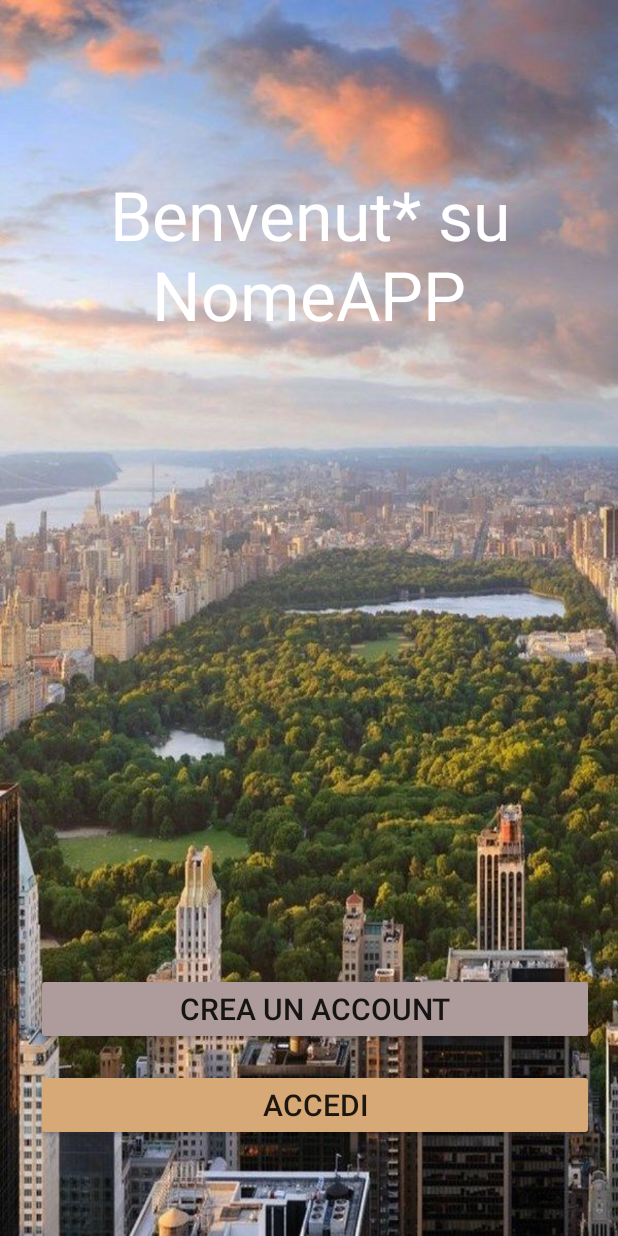
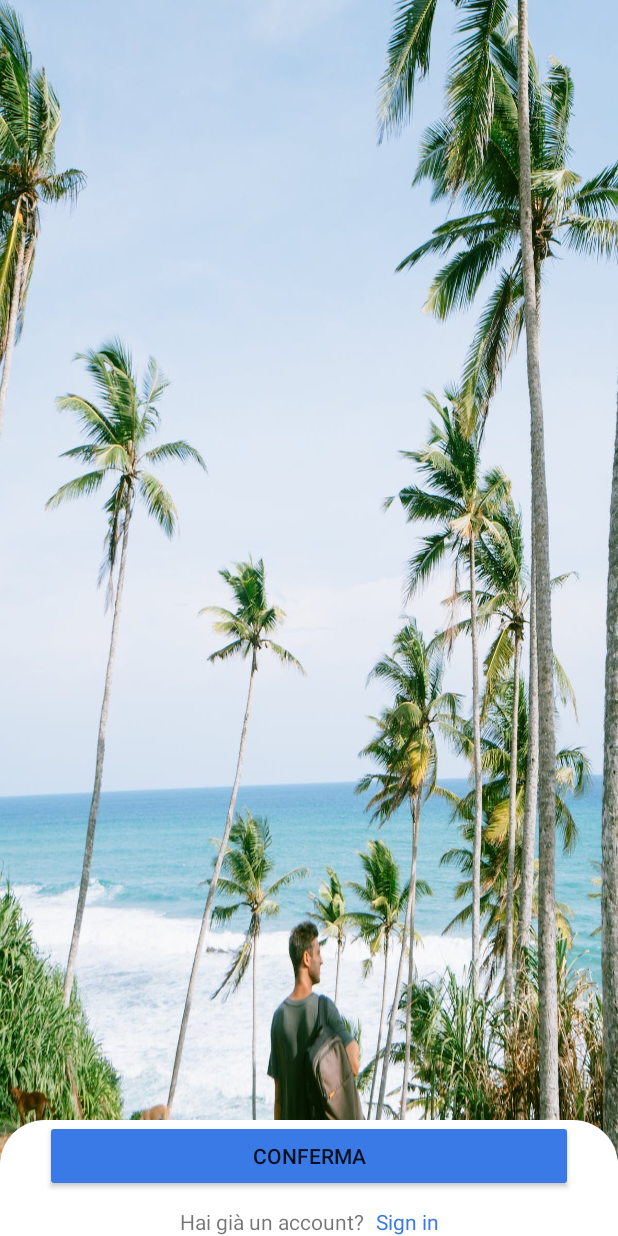
Before and after one commit to giuseppe2028/ProgettoPWM, an Android app: the screen it shows after launch (SchermataIniziale), on a phone screen of 412 x 824 dp. Run offline under Robolectric (Android 15) with nearby library versions, the phone set to English and light mode, and no system bars.

Commit message:
Inizio sviluppo schermataPrincipale

```diff
--- a/app/src/main/java/com/example/progettopwm/SchermataIniziale/SchermataIniziale.kt
+++ b/app/src/main/java/com/example/progettopwm/SchermataIniziale/SchermataIniziale.kt
@@ -9,17 +9,21 @@ import com.example.progettopwm.databinding.ActivitySchermataInizialeBinding
 class SchermataIniziale : AppCompatActivity() {
     private lateinit var binding:ActivitySchermataInizialeBinding
     override fun onCreate(savedInstanceState: Bundle?) {
-        super.onCreate(savedInstanceState)
-        binding = ActivitySchermataInizialeBinding.inflate(layoutInflater)
-        setContentView(binding.root)
+            super.onCreate(savedInstanceState)
+            binding = ActivitySchermataInizialeBinding.inflate(layoutInflater)
+            setContentView(binding.root)
+            if(savedInstanceState == null){
 
-        clickBottoni()
+            }
+            //clickBottoni()
     }
 
-    private fun clickBottoni() {
+   /* private fun clickBottoni() {
         binding.bottoneLogin.setOnClickListener {
             startActivity(Intent(this, Login::class.java))
         }
     }
 
+    */
+
 }
--- /dev/null
+++ b/app/src/main/java/com/example/progettopwm/SchermataIniziale/SchermataInizialeFragment.kt
@@ -0,0 +1,60 @@
+package com.example.progettopwm.SchermataIniziale
+
+import android.os.Bundle
+import androidx.fragment.app.Fragment
+import android.view.LayoutInflater
+import android.view.View
+import android.view.ViewGroup
+import com.example.progettopwm.R
+
+// TODO: Rename parameter arguments, choose names that match
+// the fragment initialization parameters, e.g. ARG_ITEM_NUMBER
+private const val ARG_PARAM1 = "param1"
+private const val ARG_PARAM2 = "param2"
+
+/**
+ * A simple [Fragment] subclass.
+ * Use the [SchermataInizialeFragment.newInstance] factory method to
+ * create an instance of this fragment.
+ */
+class SchermataInizialeFragment : Fragment() {
+    // TODO: Rename and change types of parameters
+    private var param1: String? = null
+    private var param2: String? = null
+
+    override fun onCreate(savedInstanceState: Bundle?) {
+        super.onCreate(savedInstanceState)
+        arguments?.let {
+            param1 = it.getString(ARG_PARAM1)
+            param2 = it.getString(ARG_PARAM2)
+        }
+    }
+
+    override fun onCreateView(
+        inflater: LayoutInflater, container: ViewGroup?,
+        savedInstanceState: Bundle?
+    ): View? {
+        // Inflate the layout for this fragment
+        return inflater.inflate(R.layout.fragment_schermata_iniziale, container, false)
+    }
+
+    companion object {
+        /**
+         * Use this factory method to create a new instance of
+         * this fragment using the provided parameters.
+         *
+         * @param param1 Parameter 1.
+         * @param param2 Parameter 2.
+         * @return A new instance of fragment SchermataInizialeFragment.
+         */
+        // TODO: Rename and change types and number of parameters
+        @JvmStatic
+        fun newInstance(param1: String, param2: String) =
+            SchermataInizialeFragment().apply {
+                arguments = Bundle().apply {
+                    putString(ARG_PARAM1, param1)
+                    putString(ARG_PARAM2, param2)
+                }
+            }
+    }
+}
--- a/app/src/main/res/layout/activity_schermata_iniziale.xml
+++ b/app/src/main/res/layout/activity_schermata_iniziale.xml
@@ -4,55 +4,17 @@
     xmlns:tools="http://schemas.android.com/tools"
     android:layout_width="match_parent"
     android:layout_height="match_parent"
-    tools:context=".SchermataIniziale.SchermataIniziale"
-    android:background="@drawable/viaggio_di_nozze__destinazione_stati_uniti_">
+    android:background="@drawable/sfondologin"
+    tools:context=".SchermataIniziale.SchermataIniziale" >
 
-
-    <TextView
-        android:id="@+id/benvenuto"
-        android:layout_width="wrap_content"
+    <androidx.fragment.app.FragmentContainerView
+        android:id="@+id/fragmentContainerView"
+        android:name="com.example.progettopwm.SchermataIniziale.SchermataInizialeFragment"
+        android:layout_width="match_parent"
         android:layout_height="wrap_content"
-        android:text="@string/benvenuto"
-        android:textAlignment="center"
-        android:textColor="@color/white"
-        android:textSize="45dp"
         app:layout_constraintBottom_toBottomOf="parent"
         app:layout_constraintEnd_toEndOf="parent"
-        app:layout_constraintHorizontal_bias="0.0"
         app:layout_constraintStart_toStartOf="parent"
         app:layout_constraintTop_toTopOf="parent"
-        app:layout_constraintVertical_bias="0.159" />
-
-    <Button
-        android:id="@+id/bottoneRegistrzione"
-        android:layout_width="0dp"
-        android:layout_height="wrap_content"
-        android:layout_marginStart="24dp"
-        android:layout_marginEnd="16dp"
-        android:backgroundTint="@color/sfondoBottoni"
-        android:includeFontPadding="true"
-        android:paddingHorizontal="80dp"
-        android:text="@string/Creaaccount"
-        android:textSize="@dimen/sizeText"
-        app:layout_constraintBottom_toTopOf="@id/bottoneLogin"
-        app:layout_constraintEnd_toEndOf="parent"
-        app:layout_constraintStart_toStartOf="parent"
-        app:layout_constraintTop_toBottomOf="@+id/benvenuto"
-        app:layout_constraintVertical_bias="0.87"
-        app:layout_constraintVertical_chainStyle="packed" />
-
-    <Button
-        android:id="@+id/bottoneLogin"
-        android:layout_width="0dp"
-        android:layout_height="48dp"
-        android:layout_marginTop="16dp"
-        android:backgroundTint="@color/sfondoBottoni1"
-        android:text="@string/login"
-        android:textSize="@dimen/sizeText"
-        app:layout_constraintBottom_toBottomOf="parent"
-        app:layout_constraintEnd_toEndOf="@+id/bottoneRegistrzione"
-        app:layout_constraintHorizontal_bias="0.0"
-        app:layout_constraintStart_toStartOf="@+id/bottoneRegistrzione"
-        app:layout_constraintTop_toBottomOf="@+id/bottoneRegistrzione" />
-
+        app:layout_constraintVertical_bias="1.0" />
 </androidx.constraintlayout.widget.ConstraintLayout>
--- a/app/src/main/res/layout/fragment_password_dimenticata.xml
+++ b/app/src/main/res/layout/fragment_password_dimenticata.xml
@@ -16,12 +16,12 @@
         app:layout_constraintBottom_toTopOf="@id/contenitore"
         app:layout_constraintEnd_toEndOf="parent"
         app:layout_constraintHorizontal_bias="0.0"
-        app:layout_constraintStart_toStartOf="@+id/titolo"
-        app:layout_constraintTop_toBottomOf="@id/titolo"
+        app:layout_constraintStart_toStartOf="@+id/titoloSchermataIniziale"
+        app:layout_constraintTop_toBottomOf="@id/titoloSchermataIniziale"
         app:layout_constraintVertical_bias="0.01999998" />
 
     <TextView
-        android:id="@+id/titolo"
+        android:id="@+id/titoloSchermataIniziale"
         android:layout_width="wrap_content"
         android:layout_height="wrap_content"
         android:layout_marginStart="16dp"
--- /dev/null
+++ b/app/src/main/res/layout/fragment_schermata_iniziale.xml
@@ -0,0 +1,51 @@
+<?xml version="1.0" encoding="utf-8"?>
+<androidx.constraintlayout.widget.ConstraintLayout xmlns:android="http://schemas.android.com/apk/res/android"
+    xmlns:app="http://schemas.android.com/apk/res-auto"
+    xmlns:tools="http://schemas.android.com/tools"
+    android:layout_width="match_parent"
+    android:layout_height="match_parent"
+    android:background="@drawable/shape_login_border"
+    tools:context=".Login.Login">
+
+    <Button
+        android:id="@+id/conferma"
+        android:layout_width="match_parent"
+        android:layout_height="wrap_content"
+        android:layout_marginHorizontal="@dimen/marginButton"
+        android:layout_marginBottom="@dimen/maginBottoneSchermataIniziale"
+        android:backgroundTint="@color/palette1"
+        android:text="@string/conferma"
+        app:layout_constraintBottom_toTopOf="@+id/haiAccount"
+        app:layout_constraintEnd_toEndOf="parent"
+        app:layout_constraintHorizontal_bias="0.5"
+        app:layout_constraintStart_toStartOf="parent"
+        app:layout_constraintTop_toTopOf="parent"
+        app:layout_constraintVertical_bias="0.110000014"
+        app:layout_constraintVertical_chainStyle="packed" />
+
+    <TextView
+        android:id="@+id/haiAccount"
+        android:layout_width="wrap_content"
+        android:layout_height="wrap_content"
+        android:text="@string/haiAccount"
+        app:layout_constraintBottom_toBottomOf="parent"
+        app:layout_constraintEnd_toStartOf="@+id/signin"
+        app:layout_constraintHorizontal_bias="0.5"
+        app:layout_constraintHorizontal_chainStyle="packed"
+        app:layout_constraintStart_toStartOf="parent"
+        app:layout_constraintTop_toBottomOf="@+id/conferma" />
+
+    <TextView
+        android:id="@+id/signin"
+        android:layout_width="wrap_content"
+        android:layout_height="wrap_content"
+        android:layout_marginStart="8dp"
+        android:text="@string/Signin"
+        android:textColor="@color/palette1"
+        app:layout_constraintBottom_toBottomOf="@+id/haiAccount"
+        app:layout_constraintEnd_toEndOf="parent"
+        app:layout_constraintHorizontal_bias="0.5"
+        app:layout_constraintStart_toEndOf="@+id/haiAccount"
+        app:layout_constraintTop_toTopOf="@+id/haiAccount" />
+
+</androidx.constraintlayout.widget.ConstraintLayout>
--- a/app/src/main/res/values/SizeNumbers.xml
+++ b/app/src/main/res/values/SizeNumbers.xml
@@ -9,4 +9,5 @@
     <dimen name="marginLinearLayoutElements">10dp</dimen>
     <dimen name="radiusLogin">30dp</dimen>
     <dimen name="marginTextEdit">15dp</dimen>
+    <dimen name="maginBottoneSchermataIniziale">10dp</dimen>
 </resources>
--- a/app/src/main/res/values/strings.xml
+++ b/app/src/main/res/values/strings.xml
@@ -14,4 +14,6 @@
     <string name="ReimpostaPassword">Reimposta Password</string>
     <string name="subtitleRecuperaPassword">Inserisci l\'indirizzo email associato al tuo account per poterlo recuperare</string>
     <string name="conferma">Conferma</string>
+    <string name="haiAccount">Hai già un account?</string>
+    <string name="Signin">Sign in</string>
 </resources>
```
